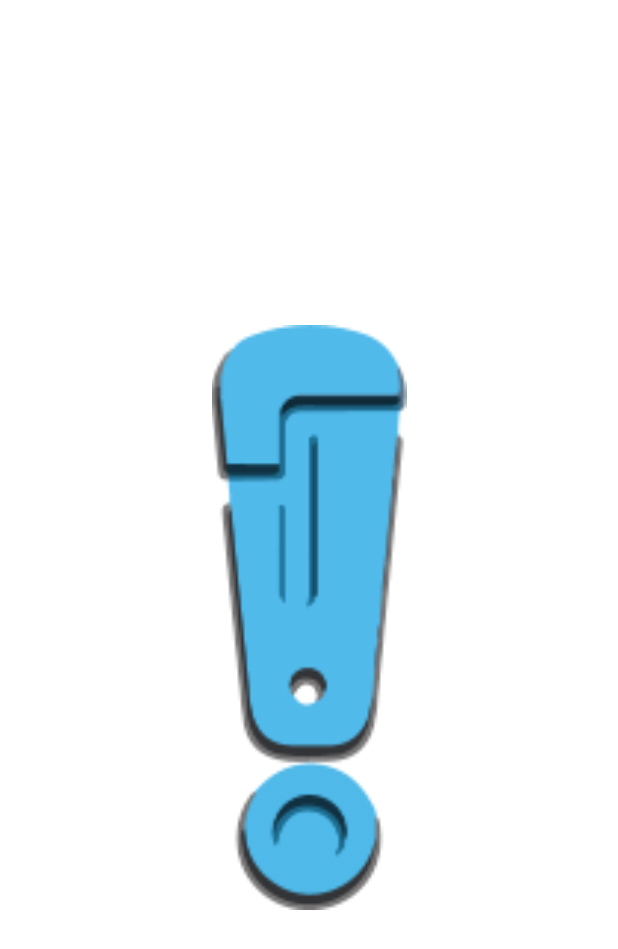
After one commit to rishabhmahatha/LabourAlert, an Android app: the layout activity_splash_screen.xml on its own in the app's theme, with its tools: preview values and no code run, on a phone screen of 412 x 824 dp. The commit adds this screen. Shown: the top 949 px of the screen. Run offline under Robolectric (Android 15) with nearby library versions, the phone set to English and light mode, and no system bars.

Commit message:
1. Init Commit

```diff
--- /dev/null
+++ b/app/src/main/res/layout/activity_splash_screen.xml
@@ -0,0 +1,15 @@
+<?xml version="1.0" encoding="utf-8"?>
+<LinearLayout xmlns:android="http://schemas.android.com/apk/res/android"
+              android:orientation="vertical"
+              android:gravity="center"
+              android:background="@color/colorWhite"
+              android:layout_width="match_parent"
+              android:layout_height="match_parent">
+
+    <android.support.v7.widget.AppCompatImageView android:layout_width="@dimen/_200sdp"
+                                                  android:layout_height="@dimen/_300sdp"
+                                                  android:layout_gravity="center"
+                                                  android:src="@drawable/ic_main_logo_blue"
+
+    />
+</LinearLayout>
```
Also changed, not shown: app/src/main/java/com/labouralerts/ui/activity/SplashActivity.kt (deleted, +0 -36 lines), app/src/main/res/layout/activity_main.xml (+32 -13 lines).
